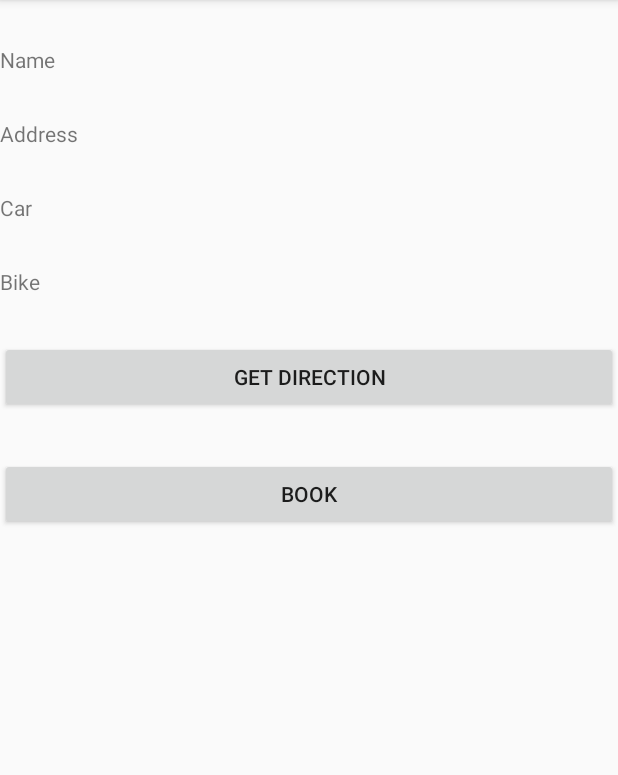
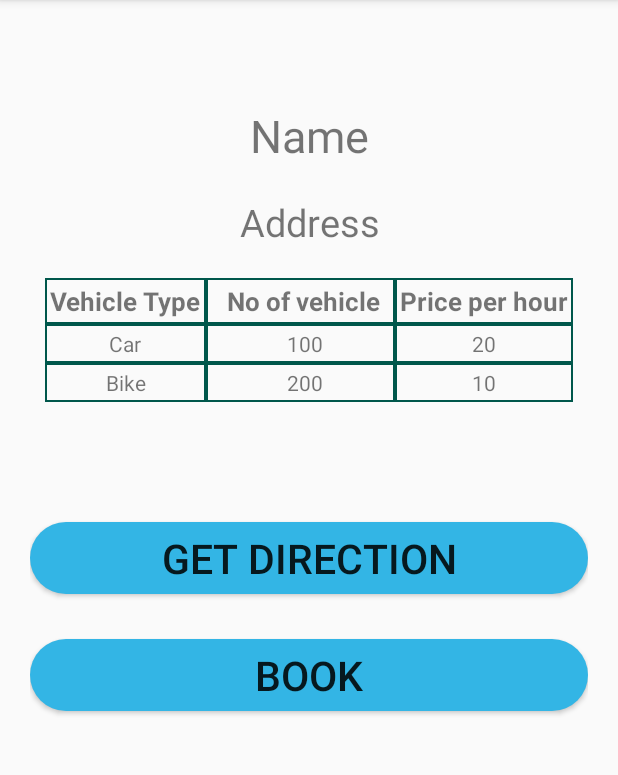
Before and after one commit to darshan761/LordsEye, an Android app: the Operator screen opened directly, with no data from a screen before it, on a phone screen of 412 x 824 dp, the part 84-859 px from its top. Run offline under Robolectric (Android 15) with nearby library versions, the phone set to English and light mode, and no system bars; our stand-ins replace Firebase (no records; nobody signed in at launch, a user with empty details on screens opened directly); libraries missing offline, so code that uses them is left out: androidmads.library.qrgenearator; 2 statements that could not run were skipped.

Commit message:
QR and Parking operator added

```diff
--- a/app/build.gradle
+++ b/app/build.gradle
@@ -28,6 +28,8 @@ dependencies {
     implementation 'com.google.android.gms:play-services-maps:16.1.0'
     implementation 'com.google.android.gms:play-services-location:16.0.0'
     implementation 'androidmads.library.qrgenearator:QRGenearator:1.0.3'
+    implementation 'com.google.firebase:firebase-storage:16.0.4'
+    implementation 'com.github.bumptech.glide:glide:4.7.1'
     testImplementation 'junit:junit:4.12'
     androidTestImplementation 'androidx.test:runner:1.1.1'
     androidTestImplementation 'androidx.test.espresso:espresso-core:3.1.1'
--- a/app/src/main/java/com/example/lordseye/Map.java
+++ b/app/src/main/java/com/example/lordseye/Map.java
@@ -96,6 +96,7 @@ public class Map extends FragmentActivity implements OnMapReadyCallback
                  googleMap.animateCamera(CameraUpdateFactory.newLatLng(latLng));
                  googleMap.animateCamera(CameraUpdateFactory.newLatLngZoom(latLng, 15));
                  googleMap.addMarker(markerOptions);
+
                  Circle circle = googleMap.addCircle(new CircleOptions()
                          .center(latLng)
                          .radius(500)
@@ -127,7 +128,7 @@ public class Map extends FragmentActivity implements OnMapReadyCallback
                          googleMap.addMarker(new MarkerOptions().position(park)
                                  .title(name));
                            Log.d(TAG, "Value is: " + name);
-                           Toast.makeText(getApplicationContext(),"hello"+name,Toast.LENGTH_LONG).show();
+//                           Toast.makeText(getApplicationContext(),"hello"+name,Toast.LENGTH_LONG).show();
                        }
 
 //
--- a/app/src/main/java/com/example/lordseye/Operator.java
+++ b/app/src/main/java/com/example/lordseye/Operator.java
@@ -17,11 +17,14 @@ import android.widget.ImageView;
 import android.widget.TextView;
 import android.widget.Toast;
 
+import com.bumptech.glide.Glide;
 import com.google.firebase.database.DataSnapshot;
 import com.google.firebase.database.DatabaseError;
 import com.google.firebase.database.DatabaseReference;
 import com.google.firebase.database.FirebaseDatabase;
 import com.google.firebase.database.ValueEventListener;
+import com.google.firebase.storage.FirebaseStorage;
+import com.google.firebase.storage.StorageReference;
 import com.google.zxing.WriterException;
 
 import androidmads.library.qrgenearator.QRGContents;
@@ -30,9 +33,11 @@ import androidmads.library.qrgenearator.QRGEncoder;
 public class Operator extends AppCompatActivity {
     FirebaseDatabase database = FirebaseDatabase.getInstance();
     DatabaseReference myRef = database.getReference("Operators");
-    private TextView name, car, bike, Address;
+    StorageReference mImageRef =
+            FirebaseStorage.getInstance().getReference("image/test.jpg");
+    private TextView name, car, bike, Address, car_p, bike_p;
     private Button getdirection, book;
-    private ImageView qrImage;
+    private ImageView qrImage, parking_img;
     String inputValue;
     Bitmap bitmap;
     QRGEncoder qrgEncoder;
@@ -47,17 +52,20 @@ public class Operator extends AppCompatActivity {
         final Double longg = intent.getExtras().getDouble("Long");
         name =findViewById(R.id.name);
         car = findViewById(R.id.car);
+        car_p = findViewById(R.id.car_p);
         Address = findViewById(R.id.address);
         bike = findViewById(R.id.bike);
+        bike_p = findViewById(R.id.bike_p);
         getdirection = findViewById(R.id.getdir);
         book = findViewById(R.id.book);
         qrImage = findViewById(R.id.QR);
+        parking_img = findViewById(R.id.parking_pic);
 
         myRef.addValueEventListener(new ValueEventListener() {
             @Override
             public void onDataChange(@NonNull DataSnapshot dataSnapshot) {
                 for(DataSnapshot ds: dataSnapshot.getChildren()){
-                    Toast.makeText(getApplicationContext(),ds.child("Lat").getValue().toString(),Toast.LENGTH_LONG).show();
+//                    Toast.makeText(getApplicationContext(),ds.child("Lat").getValue().toString(),Toast.LENGTH_LONG).show();
                     if(ds.child("Lat").getValue().toString().equals(Double.toString(lat)) &&
                             ds.child("Long").getValue().toString().equals(Double.toString(longg))){
                         inputValue = ds.getKey();
@@ -65,6 +73,11 @@ public class Operator extends AppCompatActivity {
                        Address.setText(ds.child("Address").getValue().toString());
                        car.setText(ds.child("Car").getValue().toString());
                        bike.setText(ds.child("Bike").getValue().toString());
+                       car_p.setText(ds.child("Bike_p").getValue().toString());
+                       bike_p.setText(ds.child("Car_p").getValue().toString());
+                       String url= ds.child("Img").getValue().toString();//Retrieved url as mentioned above
+                        Glide.with(getApplicationContext()).load(url).into(parking_img);
+
                     }
                 }
             }
--- /dev/null
+++ b/app/src/main/res/drawable/cell_shape.xml
@@ -0,0 +1,7 @@
+<?xml version="1.0" encoding="utf-8"?>
+<shape
+    xmlns:android="http://schemas.android.com/apk/res/android"
+    android:shape= "rectangle"  >
+<!--    <solid android:color=""/>-->
+    <stroke android:width="1dp"  android:color="@color/colorPrimaryDark"/>
+</shape>
--- /dev/null
+++ b/app/src/main/res/drawable/darkborderbutton1.xml
@@ -0,0 +1,11 @@
+<?xml version="1.0" encoding="utf-8"?>
+<shape xmlns:android="http://schemas.android.com/apk/res/android"
+    android:padding="16dp"
+    android:shape="rectangle">
+    <solid
+        android:color="@android:color/holo_blue_light"></solid>
+<!--    <stroke-->
+<!--        android:width="1dp"></stroke>-->
+<!--&lt;!&ndash;        android:color="@android:color/black" />&ndash;&gt;-->
+    <corners android:radius="50dp" />
+</shape>
--- a/app/src/main/res/layout/activity_operator.xml
+++ b/app/src/main/res/layout/activity_operator.xml
@@ -9,54 +9,151 @@
     <LinearLayout
         android:layout_width="match_parent"
         android:layout_height="match_parent"
+        android:layout_margin="20dp"
         android:orientation="vertical">
 
         <ImageView
-            android:id="@+id/QR"
+            android:id="@+id/parking_pic"
             android:layout_width="match_parent"
             android:layout_height="wrap_content"
+            android:layout_margin="20dp"
             tools:srcCompat="@tools:sample/avatars" />
 
         <TextView
             android:id="@+id/name"
-            android:layout_marginTop="30dp"
+            android:gravity="center"
+            android:layout_margin="10dp"
+            android:textSize="30dp"
             android:layout_width="match_parent"
             android:layout_height="wrap_content"
             android:text="Name" />
 
         <TextView
             android:id="@+id/address"
-            android:layout_marginTop="30dp"
+            android:gravity="center"
+            android:textSize="25dp"
+            android:layout_margin="10dp"
             android:layout_width="match_parent"
             android:layout_height="wrap_content"
             android:text="Address" />
 
-        <TextView
-            android:id="@+id/car"
-            android:layout_marginTop="30dp"
+        <TableLayout
             android:layout_width="match_parent"
             android:layout_height="wrap_content"
-            android:text="Car" />
+            android:layout_margin="10dp"
+            android:stretchColumns="1">
 
-        <TextView
-            android:id="@+id/bike"
-            android:layout_marginTop="30dp"
+            <TableRow
+                android:layout_width="match_parent"
+                android:layout_height="match_parent"
+
+                >
+
+                <TextView
+                    android:background="@drawable/cell_shape"
+                    android:padding="3dip"
+                    android:textStyle="bold"
+                    android:text="Vehicle Type"
+                    android:textSize="17dp"
+                    />
+
+                <TextView
+                    android:background="@drawable/cell_shape"
+                    android:gravity="center"
+                    android:padding="3dip"
+                    android:textStyle="bold"
+                    android:text="  No of vehicle "
+                    android:textSize="17dp"
+                    />
+
+                <TextView
+                    android:background="@drawable/cell_shape"
+                    android:gravity="right"
+                    android:padding="3dip"
+                    android:textStyle="bold"
+                    android:text="Price per hour"
+                    android:textSize="17dp"
+                    />
+            </TableRow>
+
+            <TableRow
+                android:layout_width="match_parent"
+                android:layout_height="match_parent">
+
+                <TextView
+                    android:background="@drawable/cell_shape"
+                    android:padding="3dip"
+                    android:text="Car"
+                    android:gravity="center"
+                    />
+
+                <TextView
+                    android:background="@drawable/cell_shape"
+                    android:id="@+id/car"
+                    android:layout_height="match_parent"
+                    android:gravity="center"
+                    android:padding="3dip"
+                    android:text="  100" />
+
+                <TextView
+                    android:background="@drawable/cell_shape"
+                    android:id="@+id/car_p"
+                    android:gravity="center"
+                    android:padding="3dip"
+                    android:text="20"/>
+            </TableRow>
+
+            <TableRow
+                android:layout_width="match_parent"
+                android:layout_height="match_parent">
+
+                <TextView
+                    android:background="@drawable/cell_shape"
+                    android:padding="3dip"
+                    android:gravity="center"
+                    android:text="Bike" />
+
+                <TextView
+                    android:background="@drawable/cell_shape"
+                    android:id="@+id/bike"
+                    android:gravity="center"
+                    android:padding="3dip"
+                    android:text="  200" />
+
+                <TextView
+                    android:background="@drawable/cell_shape"
+                    android:id="@+id/bike_p"
+                    android:gravity="center"
+                    android:padding="3dip"
+                    android:text="10"/>
+            </TableRow>
+        </TableLayout>
+
+        <ImageView
+            android:id="@+id/QR"
             android:layout_width="match_parent"
             android:layout_height="wrap_content"
-            android:text="Bike" />
+            android:layout_margin="20dp"
+            tools:srcCompat="@tools:sample/avatars" />
 
         <Button
+            android:background="@drawable/darkborderbutton1"
             android:id="@+id/getdir"
             android:layout_marginTop="30dp"
+            android:textSize="27dp"
             android:layout_width="match_parent"
             android:layout_height="wrap_content"
             android:text="Get Direction" />
 
         <Button
             android:id="@+id/book"
+            android:background="@drawable/darkborderbutton1"
             android:layout_marginTop="30dp"
+            android:textSize="27dp"
             android:layout_width="match_parent"
             android:layout_height="wrap_content"
             android:text="Book" />
+
+
     </LinearLayout>
 </androidx.constraintlayout.widget.ConstraintLayout>
```
